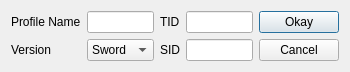
Above: Source/Forms/Gen8/Profile/ProfileEditor8.ui from Admiral-Fish/PokeFinder before the change. Below: the same form after it.
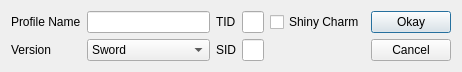
That is the form after the change. Custom widgets are drawn as their Qt base class.

```diff
--- a/Source/Forms/Gen8/Profile/ProfileEditor8.ui
+++ b/Source/Forms/Gen8/Profile/ProfileEditor8.ui
@@ -6,7 +6,7 @@
    <rect>
     <x>0</x>
     <y>0</y>
-    <width>350</width>
+    <width>424</width>
     <height>72</height>
    </rect>
   </property>
@@ -14,6 +14,16 @@
    <string>Profile Editor Gen 8</string>
   </property>
   <layout class="QGridLayout" name="gridLayout">
+   <item row="0" column="0">
+    <widget class="QLabel" name="labelProfile">
+     <property name="text">
+      <string>Profile Name</string>
+     </property>
+    </widget>
+   </item>
+   <item row="0" column="1">
+    <widget class="QLineEdit" name="lineEditProfile"/>
+   </item>
    <item row="0" column="2">
     <widget class="QLabel" name="labelTID">
      <property name="text">
@@ -21,6 +31,23 @@
      </property>
     </widget>
    </item>
+   <item row="0" column="3">
+    <widget class="TextBox" name="textBoxTID"/>
+   </item>
+   <item row="0" column="4">
+    <widget class="QCheckBox" name="checkBoxShinyCharm">
+     <property name="text">
+      <string>Shiny Charm</string>
+     </property>
+    </widget>
+   </item>
+   <item row="0" column="5">
+    <widget class="QPushButton" name="pushButtonOkay">
+     <property name="text">
+      <string>Okay</string>
+     </property>
+    </widget>
+   </item>
    <item row="1" column="0">
     <widget class="QLabel" name="labelVersion">
      <property name="text">
@@ -40,6 +67,16 @@
        <string>Shield</string>
       </property>
      </item>
+     <item>
+      <property name="text">
+       <string>Brilliant Diamond</string>
+      </property>
+     </item>
+     <item>
+      <property name="text">
+       <string>Shining Pearl</string>
+      </property>
+     </item>
     </widget>
    </item>
    <item row="1" column="2">
@@ -49,36 +86,16 @@
      </property>
     </widget>
    </item>
-   <item row="0" column="1">
-    <widget class="QLineEdit" name="lineEditProfile"/>
-   </item>
-   <item row="0" column="4">
-    <widget class="QPushButton" name="pushButtonOkay">
-     <property name="text">
-      <string>Okay</string>
-     </property>
-    </widget>
-   </item>
-   <item row="1" column="4">
-    <widget class="QPushButton" name="pushButtonCancel">
-     <property name="text">
-      <string>Cancel</string>
-     </property>
-    </widget>
-   </item>
-   <item row="0" column="0">
-    <widget class="QLabel" name="labelProfile">
-     <property name="text">
-      <string>Profile Name</string>
-     </property>
-    </widget>
-   </item>
-   <item row="0" column="3">
-    <widget class="TextBox" name="textBoxTID"/>
-   </item>
    <item row="1" column="3">
     <widget class="TextBox" name="textBoxSID"/>
    </item>
+   <item row="1" column="5">
+    <widget class="QPushButton" name="pushButtonCancel">
+     <property name="text">
+      <string>Cancel</string>
+     </property>
+    </widget>
+   </item>
   </layout>
  </widget>
  <customwidgets>
```
Left out of the diff: 1 changed line with no effect on the pictures.
